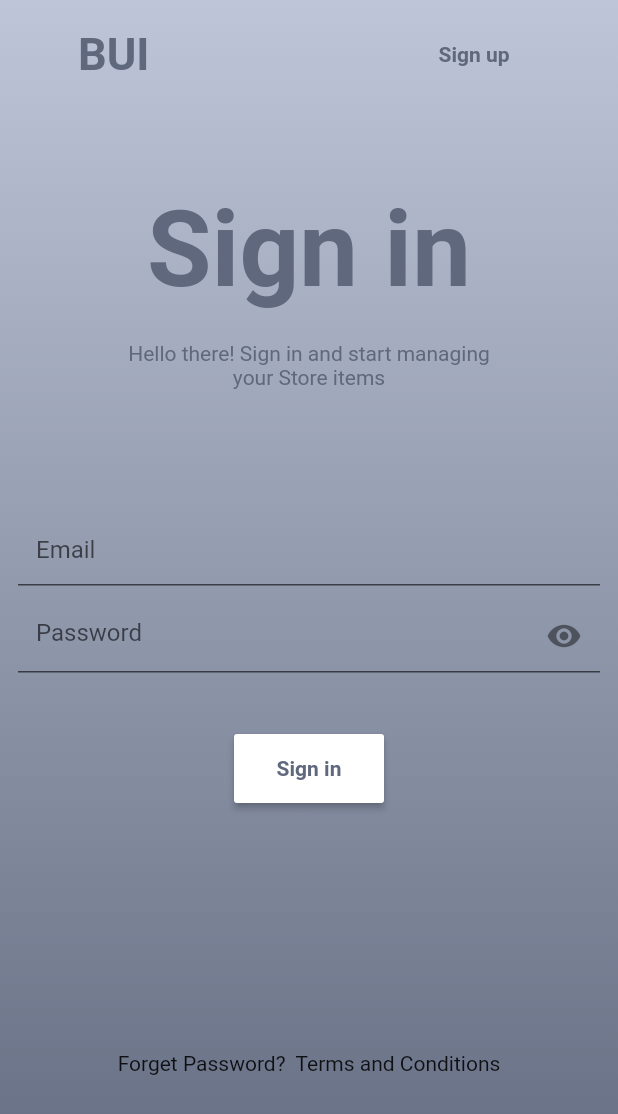
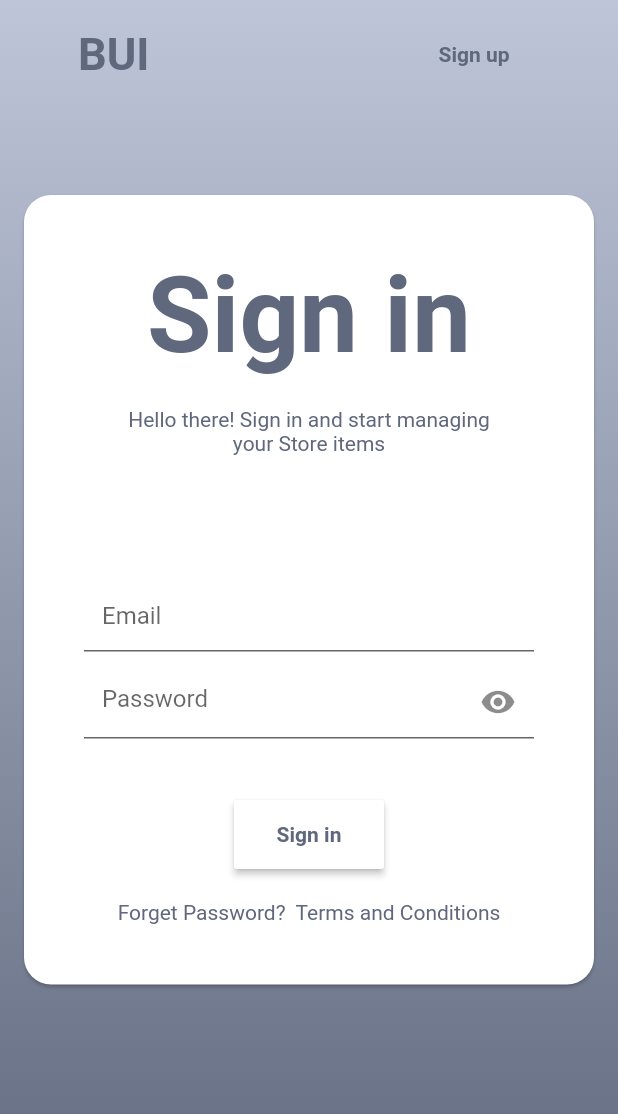
Before and after one commit to babakcode/bui_manager, a Flutter app: the screen it shows after launch, on a phone screen of 412 x 824 dp. Shown: the top 1114 px of the screen. Run offline on Flutter 3.47's test engine with Material 2 defaults, Android fonts, the phone set to English and light mode, and no system bars.

```diff
--- /dev/null
+++ b/lib/constants/app_constants.dart
@@ -0,0 +1,56 @@
+import 'package:flutter/material.dart';
+
+class AppConstants {
+  static Color get textColor => const Color(0xff5f687d);
+
+
+  static MaterialColor whiteColor = const MaterialColor(
+     0xFFFFFFFF,
+    <int, Color>{
+      50: Color(0xFFFFFFFF),
+      100: Color(0xB3FFFFFF),
+      200: Color(0x4DFFFFFF),
+      300: Color(0x3DFFFFFF),
+      400: Color(0x1FFFFFFF),
+      500: Color(0x1AFFFFFF),
+       600: Color(0xFF033357),
+       700: Color(0xFF032742),
+       800: Color(0xFF031D31),
+       900: Color(0xFF031421),
+    },
+  );
+
+  static const MaterialColor blackColor =  MaterialColor(
+     0xFF000000,
+    <int, Color>{
+      50: Color(0x1F000000),
+      100: Color(0x42000000),
+      200: Color(0x61000000),
+      300: Color(0x73000000),
+      400: Color(0x8A000000),
+      500: Color(0xFF000000),
+       600: Color(0xFF033357),
+       700: Color(0xFF032742),
+       800: Color(0xFF031D31),
+       900: Color(0xFF031421),
+    },
+  );
+
+
+
+  static const MaterialColor primarySwatch = MaterialColor(
+     0xFF01528F,
+     <int, Color>{
+        50: Color(0xFF10b2f6),
+        100: Color(0xFF0087C4),
+        200: Color(0xFF007AB0),
+        300: Color(0xFF0060A8),
+        400: Color(0xFF01528F),
+        500: Color(0xFF024373),
+        600: Color(0xFF033357),
+        700: Color(0xFF032742),
+        800: Color(0xFF031D31),
+        900: Color(0xFF031421),
+     },
+  );
+}
--- a/lib/main.dart
+++ b/lib/main.dart
@@ -1,37 +1,46 @@
-import 'package:bui_managers/ui/sign_in/sign_in_page.dart';
+import 'package:bui_managers/constants/app_constants.dart';
+import 'package:bui_managers/ui/pages/sign_in/sign_in_page.dart';
+import 'package:bui_managers/ui/pages/sign_up/sign_up_page.dart';
 import 'package:flutter/material.dart';
-import 'package:go_router/go_router.dart';
-import 'package:bui_managers/ui/sign_up/sign_up_page.dart';
 
 void main() {
   runApp(const MyApp());
 }
 
-final goRouter = GoRouter(
-  routes: [
-    GoRoute(
-      path: '/sign_up',
-      builder: (context, state) => const SignUpPage(),
-    ),
-    GoRoute(
-      path: '/',
-      builder: (context, state) => const SignInPage(),
-    ),
-  ],
-);
+// final goRouter = GoRouter(
+//   routes: [
+//     GoRoute(
+//       path: '/',
+//       builder: (context, state) => const SignInPage(),
+//     ),
+//     GoRoute(
+//       path: '/sign_up',
+//       builder: (context, state) => const SignUpPage(),
+//     ),
+//   ],
+// );
 
 class MyApp extends StatelessWidget {
   const MyApp({super.key});
 
   @override
   Widget build(BuildContext context) {
-    return MaterialApp.router(
+    return MaterialApp(
       title: 'BUI Managers',
-      routerConfig: goRouter,
+      initialRoute: '/sign_in',
+      routes: {
+        '/sign_in': (context) => const SignInPage(),
+        '/sign_up': (context) => const SignUpPage(),
+      },
+      theme: ThemeData(
+        primaryColor: Colors.black,
+        primarySwatch: AppConstants.blackColor,
+        textTheme: Theme.of(context).textTheme.apply(
+          bodyColor: AppConstants.textColor,
+          displayColor: AppConstants.textColor,
+        ),
+      ),
       debugShowCheckedModeBanner: false,
-      theme: ThemeData(
-        primarySwatch: Colors.blue,
-      ),
     );
   }
 }
--- /dev/null
+++ b/lib/ui/pages/sign_in/sign_in_page.dart
@@ -0,0 +1,125 @@
+import 'package:bui_managers/ui/widgets/app_text_field.dart';
+import 'package:flutter/material.dart';
+
+class SignInPage extends StatelessWidget {
+  const SignInPage({Key? key}) : super(key: key);
+
+  @override
+  Widget build(BuildContext context) {
+    return Scaffold(
+      body: Container(
+        width: double.infinity,
+        height: MediaQuery.of(context).size.height,
+        decoration: const BoxDecoration(
+          gradient: LinearGradient(
+            colors: [
+              Color(0xffbec5d9),
+              Color(0xff616a7e),
+            ],
+            begin: Alignment.topCenter,
+            end: Alignment.bottomCenter,
+          ),
+        ),
+        child: SingleChildScrollView(
+          child: Padding(
+            padding: const EdgeInsets.all(12.0),
+            child: Column(
+              mainAxisSize: MainAxisSize.max,
+              crossAxisAlignment: CrossAxisAlignment.center,
+              children: [
+                Padding(
+                  padding: const EdgeInsets.symmetric(horizontal: 40.0),
+                  child: Row(
+                    mainAxisAlignment: MainAxisAlignment.spaceBetween,
+                    children: [
+                      const Text(
+                        'BUI',
+                        style: TextStyle(
+                            fontSize: 30, fontWeight: FontWeight.bold),
+                      ),
+                      MaterialButton(
+                        onPressed: () =>
+                            Navigator.pushNamed(context, '/sign_up'),
+                        child: const Text(
+                          'Sign up',
+                          style: TextStyle(
+                              color: Color(0xff5f687d),
+                              fontWeight: FontWeight.bold),
+                        ),
+                      )
+                    ],
+                  ),
+                ),
+                SizedBox(
+                  height: MediaQuery.of(context).size.height * .08,
+                ),
+                Card(
+                  color: Colors.white,
+                  shape: RoundedRectangleBorder(
+                      borderRadius: BorderRadius.circular(18)),
+                  child: Padding(
+                    padding: const EdgeInsets.all(40.0),
+                    child: Column(
+                      crossAxisAlignment: CrossAxisAlignment.center,
+                      children: [
+                        const Text(
+                          'Sign in',
+                          style: TextStyle(
+                              color: Color(0xff5f687d),
+                              fontSize: 70,
+                              fontWeight: FontWeight.bold),
+                        ),
+                        const SizedBox(
+                          height: 20,
+                        ),
+                        const Text(
+                          'Hello there! Sign in and start managing\nyour Store items',
+                          textAlign: TextAlign.center,
+                          style: TextStyle(
+                            color: Color(0xff5f687d),
+                          ),
+                        ),
+                        SizedBox(
+                          height: MediaQuery.of(context).size.height * .1,
+                        ),
+                        const AppTextField(hintText: 'Email'),
+                        const SizedBox(
+                          height: 10,
+                        ),
+                        AppTextField(
+                          hintText: 'Password',
+                          suffixIcon: IconButton(
+                              onPressed: () {},
+                              icon: const Icon(Icons.visibility)),
+                        ),
+                        const SizedBox(
+                          height: 40,
+                        ),
+                        MaterialButton(
+                          color: Colors.white,
+                          onPressed: () {},
+                          minWidth: 100,
+                          height: 46,
+                          child: const Text(
+                            'Sign in',
+                            style: TextStyle(
+                                color: Color(0xff5f687d),
+                                fontWeight: FontWeight.bold),
+                          ),
+                        ),
+                        const SizedBox(height: 20),
+                        const Text(
+                          'Forget Password?  Terms and Conditions',
+                        ),
+                      ],
+                    ),
+                  ),
+                ),
+              ],
+            ),
+          ),
+        ),
+      ),
+    );
+  }
+}
--- a/lib/ui/sign_in/sign_in_page.dart
+++ /dev/null
@@ -1,129 +0,0 @@
-import 'package:flutter/material.dart';
-import 'package:go_router/go_router.dart';
-
-class SignInPage extends StatelessWidget {
-  const SignInPage({Key? key}) : super(key: key);
-
-  @override
-  Widget build(BuildContext context) {
-    return Scaffold(
-      body: Container(
-        width: double.infinity,
-        height: MediaQuery.of(context).size.height,
-        decoration: const BoxDecoration(
-          gradient: LinearGradient(
-            colors: [
-              Color(0xffbec5d9),
-              Color(0xff616a7e),
-            ],
-            begin: Alignment.topCenter,
-            end: Alignment.bottomCenter,
-          ),
-        ),
-        child: SingleChildScrollView(
-          child: Padding(
-            padding: const EdgeInsets.all(12.0),
-            child: Column(
-              mainAxisSize: MainAxisSize.max,
-              crossAxisAlignment: CrossAxisAlignment.center,
-              children: [
-                Padding(
-                  padding: const EdgeInsets.symmetric(horizontal: 40.0),
-                  child: Row(
-                    mainAxisAlignment: MainAxisAlignment.spaceBetween,
-                    children: [
-                      const Text(
-                        'BUI',
-                        style: TextStyle(
-                            color: Color(0xff5f687d),
-                            fontSize: 30,
-                            fontWeight: FontWeight.bold),
-                      ),
-                      MaterialButton(
-                        onPressed: () => context.go('/sign_up'),
-                        child: const Text(
-                          'Sign up',
-                          style: TextStyle(
-                              color: Color(0xff5f687d),
-                              fontWeight: FontWeight.bold),
-                        ),
-                      )
-                    ],
-                  ),
-                ),
-                SizedBox(
-                  height: MediaQuery.of(context).size.height * .08,
-                ),
-                const Text(
-                  'Sign in',
-                  style: TextStyle(
-                      color: Color(0xff5f687d),
-                      fontSize: 70,
-                      fontWeight: FontWeight.bold),
-                ),
-                const SizedBox(
-                  height: 20,
-                ),
-                const Text(
-                  'Hello there! Sign in and start managing\nyour Store items',
-                  textAlign: TextAlign.center,
-                  style: TextStyle(
-                    color: Color(0xff5f687d),
-                  ),
-                ),
-                SizedBox(
-                  height: MediaQuery.of(context).size.height * .1,
-                ),
-                ConstrainedBox(
-                  constraints: const BoxConstraints(maxWidth: 400),
-                  child: const TextField(
-                    decoration: InputDecoration(
-                        hintText: 'Email',
-                        fillColor: Colors.transparent,
-                        filled: true),
-                  ),
-                ),
-                const SizedBox(
-                  height: 10,
-                ),
-                ConstrainedBox(
-                  constraints: const BoxConstraints(maxWidth: 400),
-                  child: TextField(
-                    decoration: InputDecoration(
-                        hintText: 'Password',
-                        fillColor: Colors.transparent,
-                        suffixIcon: IconButton(onPressed: () {}, icon: const Icon(Icons.visibility)),
-                        filled: true),
-                  ),
-                ),
-                const SizedBox(
-                  height: 40,
-                ),
-                MaterialButton(
-                  color: Colors.white,
-                  onPressed: () {},
-                  minWidth: 100,
-                  height: 46,
-                  child: const Text(
-                    'Sign in',
-                    style: TextStyle(
-                      color: Color(0xff5f687d),
-                      fontWeight: FontWeight.bold
-                    ),
-                  ),
-                ),
-                SizedBox(height: MediaQuery.of(context).size.height * .2),
-                const Align(
-                  alignment: Alignment.bottomCenter,
-                  child: Text(
-                    'Forget Password?  Terms and Conditions',
-                  ),
-                )
-              ],
-            ),
-          ),
-        ),
-      ),
-    );
-  }
-}
--- /dev/null
+++ b/lib/ui/widgets/app_text_field.dart
@@ -0,0 +1,24 @@
+import 'package:flutter/material.dart';
+
+class AppTextField extends StatelessWidget {
+  final String hintText;
+  final Color fillColor;
+  final IconButton? suffixIcon;
+  final TextInputType? keyboardType;
+  const AppTextField({Key? key, required this.hintText, this.fillColor = Colors.transparent, this.suffixIcon, this.keyboardType}) : super(key: key);
+
+  @override
+  Widget build(BuildContext context) {
+    return ConstrainedBox(
+      constraints: const BoxConstraints(maxWidth: 400),
+      child: TextField(
+        keyboardType: keyboardType,
+        decoration: InputDecoration(
+            hintText: hintText,
+            fillColor: fillColor,
+            suffixIcon: suffixIcon,
+            filled: true),
+      ),
+    );
+  }
+}
```
Also changed, not shown: lib/ui/pages/sign_up/sign_up_page.dart (added, +291 -0 lines), lib/ui/sign_up/sign_up_page.dart (deleted, +0 -17 lines), lib/ui/widgets/app_material_button.dart (added, +21 -0 lines), lib/ui/pages/splash_screen/splash_screen_page.dart (renamed from lib/ui/splash_screen/splash_screen_page.dart).
